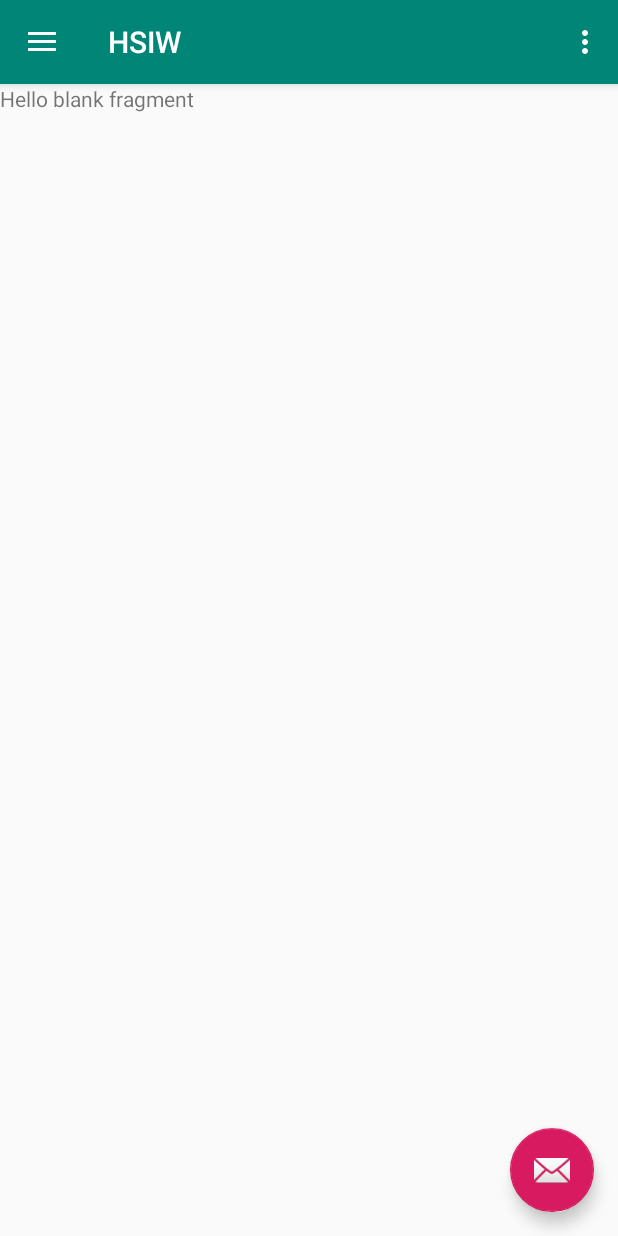
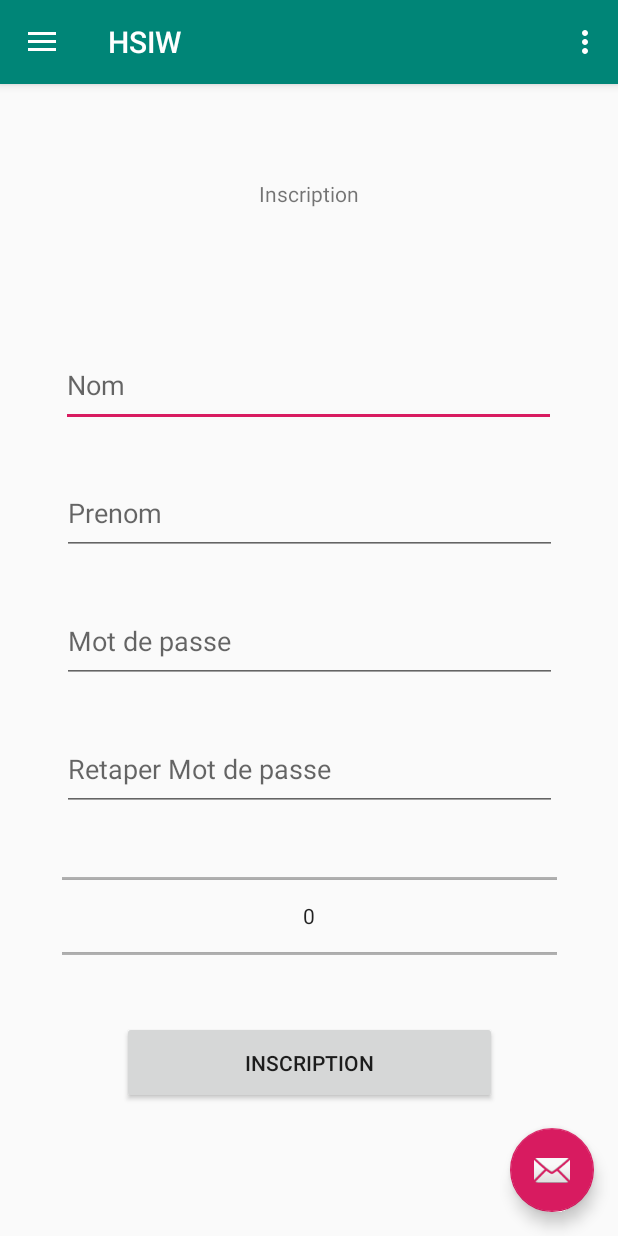
Before and after one commit to Nathanha/AndroidProjectCour, an Android app: the screen it shows after launch (MainActivity), in the side drawer, after a tap on "Inscription", on a phone screen of 412 x 824 dp. Run offline under Robolectric (Android 15) with nearby library versions, the phone set to English and light mode, and no system bars.

Commit message:
mise en place du formulaire d'inscription

```diff
--- a/app/src/main/res/layout/fragment_inscription.xml
+++ b/app/src/main/res/layout/fragment_inscription.xml
@@ -1,14 +1,111 @@
 <?xml version="1.0" encoding="utf-8"?>
-<FrameLayout xmlns:android="http://schemas.android.com/apk/res/android"
-             xmlns:tools="http://schemas.android.com/tools"
-             android:layout_width="match_parent"
-             android:layout_height="match_parent"
-             tools:context=".InscriptionFragment">
+<android.support.constraint.ConstraintLayout xmlns:android="http://schemas.android.com/apk/res/android"
+                                             xmlns:app="http://schemas.android.com/apk/res-auto" xmlns:tools="http://schemas.android.com/tools"
+                                             android:layout_width="match_parent"
+                                             android:layout_height="match_parent"
+                                             tools:context=".InscriptionFragment">
 
-    <!-- TODO: Update blank fragment layout -->
     <TextView
-            android:layout_width="match_parent"
-            android:layout_height="match_parent"
-            android:text="@string/hello_blank_fragment"/>
+            android:layout_width="330dp"
+            android:layout_height="26dp"
+            android:text="@string/Inscription"
+            android:layout_marginBottom="15dp"
+            app:layout_constraintBottom_toTopOf="@+id/edNom"
+            app:layout_constraintEnd_toEndOf="parent"
+            android:layout_marginEnd="8dp"
+            android:layout_marginRight="8dp"
+            app:layout_constraintStart_toStartOf="parent"
+            android:layout_marginLeft="8dp"
+            android:layout_marginStart="8dp"
+            android:textAlignment="center" android:layout_marginTop="8dp" app:layout_constraintTop_toTopOf="parent"
+            app:layout_constraintHorizontal_bias="0.507" app:layout_constraintVertical_bias="0.448"/>
 
-</FrameLayout>
+    <EditText
+            android:layout_width="330dp"
+            android:layout_height="55dp"
+            android:id="@+id/edNom"
+            android:inputType="text"
+            android:hint="Nom"
+            app:layout_constraintBottom_toTopOf="@+id/edPre"
+            android:layout_marginBottom="30dp"
+            app:layout_constraintEnd_toEndOf="parent"
+            android:layout_marginEnd="8dp"
+            android:layout_marginRight="8dp"
+            app:layout_constraintStart_toStartOf="parent"
+            android:layout_marginLeft="8dp"
+            android:layout_marginStart="8dp" app:layout_constraintHorizontal_bias="0.492"/>
+
+    <EditText
+            android:layout_width="330dp"
+            android:layout_height="55dp"
+            android:id="@+id/edPre"
+            android:inputType="text"
+            android:hint="Prenom"
+            app:layout_constraintBottom_toTopOf="@+id/etPass"
+            android:layout_marginBottom="30dp"
+            app:layout_constraintEnd_toEndOf="parent"
+            android:layout_marginEnd="8dp"
+            android:layout_marginRight="8dp"
+            app:layout_constraintStart_toStartOf="parent"
+            android:layout_marginLeft="8dp"
+            android:layout_marginStart="8dp" app:layout_constraintHorizontal_bias="0.507"/>
+
+    <EditText
+            android:layout_width="330dp"
+            android:layout_height="55dp"
+            android:id="@+id/etPass"
+            android:hint="Mot de passe"
+            android:inputType="textPassword"
+            app:layout_constraintBottom_toTopOf="@+id/etConfPass"
+            app:layout_constraintEnd_toEndOf="parent"
+            android:layout_marginEnd="8dp"
+            android:layout_marginRight="8dp"
+            app:layout_constraintStart_toStartOf="parent"
+            android:layout_marginLeft="8dp"
+            android:layout_marginStart="8dp"
+            android:layout_marginBottom="30dp"/>
+
+    <EditText
+            android:layout_width="330dp"
+            android:layout_height="55dp"
+            android:id="@+id/etConfPass"
+            android:inputType="textPassword"
+            android:hint="Retaper Mot de passe"
+            app:layout_constraintBottom_toTopOf="@+id/npAge"
+            app:layout_constraintEnd_toEndOf="parent"
+            android:layout_marginEnd="8dp"
+            android:layout_marginRight="8dp"
+            app:layout_constraintStart_toStartOf="parent"
+            android:layout_marginLeft="8dp"
+            android:layout_marginStart="8dp"
+            android:layout_marginBottom="30dp"
+            app:layout_constraintHorizontal_bias="0.507"/>
+
+    <NumberPicker
+            android:layout_width="330dp"
+            android:layout_height="80dp"
+            android:id="@+id/npAge"
+            app:layout_constraintBottom_toTopOf="@+id/btmOk"
+            app:layout_constraintEnd_toEndOf="parent"
+            android:layout_marginEnd="8dp"
+            android:layout_marginRight="8dp"
+            app:layout_constraintStart_toStartOf="parent"
+            android:layout_marginLeft="8dp"
+            android:layout_marginStart="8dp"
+            android:layout_marginBottom="30dp" app:layout_constraintHorizontal_bias="0.507"/>
+
+    <Button
+            android:layout_width="250dp"
+            android:layout_height="55dp"
+            android:text="Inscription"
+            android:id="@+id/btmOk"
+            app:layout_constraintEnd_toEndOf="parent"
+            android:layout_marginEnd="8dp"
+            android:layout_marginRight="8dp"
+            app:layout_constraintStart_toStartOf="parent"
+            android:layout_marginLeft="8dp"
+            android:layout_marginStart="8dp"
+            android:layout_marginBottom="88dp"
+            app:layout_constraintBottom_toBottomOf="parent"/>
+
+</android.support.constraint.ConstraintLayout>
--- a/app/src/main/res/values/strings.xml
+++ b/app/src/main/res/values/strings.xml
@@ -13,5 +13,5 @@
     </string-array>
 
     <!-- TODO: Remove or change this placeholder text -->
-    <string name="hello_blank_fragment">Hello blank fragment</string>
+    <string name="Inscription">Inscription</string>
 </resources>
```
